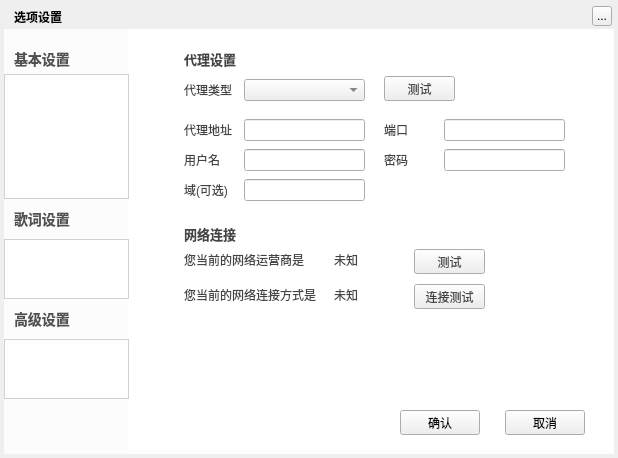
This is TTKCore/musicUiKits/musicWidgetKits/musicsettingwidget.ui in Greedysky/TTKMusicPlayer as Qt 5 draws it before an edit. The edited form follows.
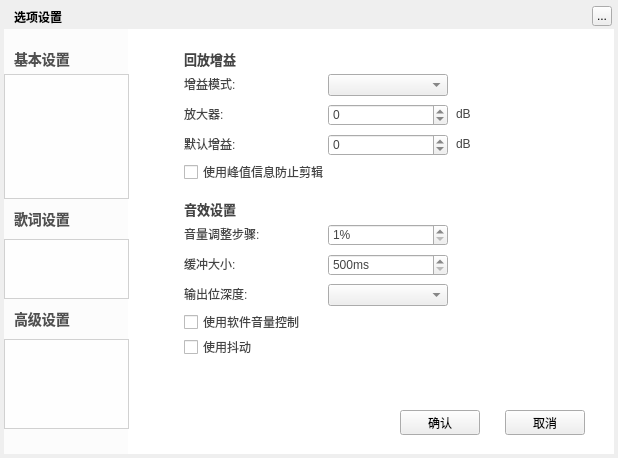
This is the edited form. The open tabs and pages were chosen to show the change. Custom widgets are drawn as their Qt base class.

Commit message: Add music audio setting[932155]

```diff
--- a/TTKCore/musicUiKits/musicWidgetKits/musicsettingwidget.ui
+++ b/TTKCore/musicUiKits/musicWidgetKits/musicsettingwidget.ui
@@ -1731,6 +1731,334 @@
     </widget>
    </widget>
    <widget class="QWidget" name="eight">
+    <widget class="QLabel" name="setAudioGainWidget">
+     <property name="geometry">
+      <rect>
+       <x>40</x>
+       <y>20</y>
+       <width>60</width>
+       <height>20</height>
+      </rect>
+     </property>
+     <property name="styleSheet">
+      <string notr="true">background-color:transparent;
+font-size:13px;
+font-weight:bold;</string>
+     </property>
+     <property name="text">
+      <string>回放增益</string>
+     </property>
+    </widget>
+    <widget class="QLabel" name="setAudioWidget">
+     <property name="geometry">
+      <rect>
+       <x>40</x>
+       <y>170</y>
+       <width>60</width>
+       <height>20</height>
+      </rect>
+     </property>
+     <property name="styleSheet">
+      <string notr="true">background-color:transparent;
+font-size:13px;
+font-weight:bold;</string>
+     </property>
+     <property name="text">
+      <string>音效设置</string>
+     </property>
+    </widget>
+    <widget class="QLabel" name="defaultGainLabel">
+     <property name="geometry">
+      <rect>
+       <x>40</x>
+       <y>105</y>
+       <width>102</width>
+       <height>20</height>
+      </rect>
+     </property>
+     <property name="sizePolicy">
+      <sizepolicy hsizetype="Preferred" vsizetype="Preferred">
+       <horstretch>0</horstretch>
+       <verstretch>0</verstretch>
+      </sizepolicy>
+     </property>
+     <property name="text">
+      <string>默认增益:</string>
+     </property>
+    </widget>
+    <widget class="QLabel" name="replayGainModeLabel">
+     <property name="geometry">
+      <rect>
+       <x>40</x>
+       <y>45</y>
+       <width>102</width>
+       <height>20</height>
+      </rect>
+     </property>
+     <property name="text">
+      <string>增益模式:</string>
+     </property>
+    </widget>
+    <widget class="QSpinBox" name="defaultGainSpinBox">
+     <property name="geometry">
+      <rect>
+       <x>184</x>
+       <y>105</y>
+       <width>120</width>
+       <height>22</height>
+      </rect>
+     </property>
+     <property name="sizePolicy">
+      <sizepolicy hsizetype="Minimum" vsizetype="Fixed">
+       <horstretch>0</horstretch>
+       <verstretch>0</verstretch>
+      </sizepolicy>
+     </property>
+     <property name="minimum">
+      <number>-15</number>
+     </property>
+     <property name="maximum">
+      <number>15</number>
+     </property>
+     <property name="singleStep">
+      <number>1</number>
+     </property>
+    </widget>
+    <widget class="QComboBox" name="replayGainModeComboBox">
+     <property name="geometry">
+      <rect>
+       <x>184</x>
+       <y>45</y>
+       <width>120</width>
+       <height>22</height>
+      </rect>
+     </property>
+     <property name="sizePolicy">
+      <sizepolicy hsizetype="Minimum" vsizetype="Fixed">
+       <horstretch>0</horstretch>
+       <verstretch>0</verstretch>
+      </sizepolicy>
+     </property>
+    </widget>
+    <widget class="QSpinBox" name="preampSpinBox">
+     <property name="geometry">
+      <rect>
+       <x>184</x>
+       <y>75</y>
+       <width>120</width>
+       <height>22</height>
+      </rect>
+     </property>
+     <property name="sizePolicy">
+      <sizepolicy hsizetype="Minimum" vsizetype="Fixed">
+       <horstretch>0</horstretch>
+       <verstretch>0</verstretch>
+      </sizepolicy>
+     </property>
+     <property name="minimum">
+      <number>-15</number>
+     </property>
+     <property name="maximum">
+      <number>15</number>
+     </property>
+     <property name="singleStep">
+      <number>1</number>
+     </property>
+    </widget>
+    <widget class="QLabel" name="gainValueLabel2">
+     <property name="geometry">
+      <rect>
+       <x>312</x>
+       <y>105</y>
+       <width>111</width>
+       <height>20</height>
+      </rect>
+     </property>
+     <property name="sizePolicy">
+      <sizepolicy hsizetype="Expanding" vsizetype="Preferred">
+       <horstretch>0</horstretch>
+       <verstretch>0</verstretch>
+      </sizepolicy>
+     </property>
+     <property name="text">
+      <string>dB</string>
+     </property>
+    </widget>
+    <widget class="QLabel" name="gainValueLabel">
+     <property name="geometry">
+      <rect>
+       <x>312</x>
+       <y>75</y>
+       <width>111</width>
+       <height>20</height>
+      </rect>
+     </property>
+     <property name="sizePolicy">
+      <sizepolicy hsizetype="Expanding" vsizetype="Preferred">
+       <horstretch>0</horstretch>
+       <verstretch>0</verstretch>
+      </sizepolicy>
+     </property>
+     <property name="text">
+      <string>dB</string>
+     </property>
+    </widget>
+    <widget class="QLabel" name="preampLabel">
+     <property name="geometry">
+      <rect>
+       <x>40</x>
+       <y>75</y>
+       <width>102</width>
+       <height>20</height>
+      </rect>
+     </property>
+     <property name="text">
+      <string>放大器:</string>
+     </property>
+    </widget>
+    <widget class="QCheckBox" name="clippingCheckBox">
+     <property name="geometry">
+      <rect>
+       <x>40</x>
+       <y>135</y>
+       <width>383</width>
+       <height>16</height>
+      </rect>
+     </property>
+     <property name="text">
+      <string>使用峰值信息防止剪辑</string>
+     </property>
+    </widget>
+    <widget class="QLabel" name="bufferSizeLabel">
+     <property name="geometry">
+      <rect>
+       <x>40</x>
+       <y>225</y>
+       <width>138</width>
+       <height>20</height>
+      </rect>
+     </property>
+     <property name="text">
+      <string>缓冲大小:</string>
+     </property>
+    </widget>
+    <widget class="QCheckBox" name="softVolumeCheckBox">
+     <property name="geometry">
+      <rect>
+       <x>40</x>
+       <y>285</y>
+       <width>383</width>
+       <height>16</height>
+      </rect>
+     </property>
+     <property name="text">
+      <string>使用软件音量控制</string>
+     </property>
+    </widget>
+    <widget class="QLabel" name="volumeStepLabel">
+     <property name="geometry">
+      <rect>
+       <x>40</x>
+       <y>195</y>
+       <width>138</width>
+       <height>20</height>
+      </rect>
+     </property>
+     <property name="text">
+      <string>音量调整步骤:</string>
+     </property>
+    </widget>
+    <widget class="QSpinBox" name="bufferSizeSpinBox">
+     <property name="geometry">
+      <rect>
+       <x>184</x>
+       <y>225</y>
+       <width>120</width>
+       <height>22</height>
+      </rect>
+     </property>
+     <property name="sizePolicy">
+      <sizepolicy hsizetype="Preferred" vsizetype="Fixed">
+       <horstretch>0</horstretch>
+       <verstretch>0</verstretch>
+      </sizepolicy>
+     </property>
+     <property name="minimumSize">
+      <size>
+       <width>80</width>
+       <height>0</height>
+      </size>
+     </property>
+     <property name="suffix">
+      <string>ms</string>
+     </property>
+     <property name="minimum">
+      <number>500</number>
+     </property>
+     <property name="maximum">
+      <number>6000</number>
+     </property>
+     <property name="singleStep">
+      <number>50</number>
+     </property>
+    </widget>
+    <widget class="QSpinBox" name="volumeStepSpinBox">
+     <property name="geometry">
+      <rect>
+       <x>184</x>
+       <y>195</y>
+       <width>120</width>
+       <height>22</height>
+      </rect>
+     </property>
+     <property name="suffix">
+      <string notr="true">%</string>
+     </property>
+     <property name="minimum">
+      <number>1</number>
+     </property>
+     <property name="maximum">
+      <number>20</number>
+     </property>
+    </widget>
+    <widget class="QCheckBox" name="ditheringCheckBox">
+     <property name="geometry">
+      <rect>
+       <x>40</x>
+       <y>310</y>
+       <width>383</width>
+       <height>16</height>
+      </rect>
+     </property>
+     <property name="text">
+      <string>使用抖动</string>
+     </property>
+    </widget>
+    <widget class="QLabel" name="bitDepthLabel">
+     <property name="geometry">
+      <rect>
+       <x>40</x>
+       <y>255</y>
+       <width>138</width>
+       <height>20</height>
+      </rect>
+     </property>
+     <property name="text">
+      <string>输出位深度:</string>
+     </property>
+    </widget>
+    <widget class="QComboBox" name="bitDepthComboBox">
+     <property name="geometry">
+      <rect>
+       <x>184</x>
+       <y>255</y>
+       <width>120</width>
+       <height>22</height>
+      </rect>
+     </property>
+    </widget>
+   </widget>
+   <widget class="QWidget" name="nine">
     <widget class="QLabel" name="setProxyWidget">
      <property name="geometry">
       <rect>
@@ -2123,7 +2451,7 @@
       <x>0</x>
       <y>310</y>
       <width>125</width>
-      <height>60</height>
+      <height>90</height>
      </rect>
     </property>
    </widget>
```
The commit also changes 2 other files.
